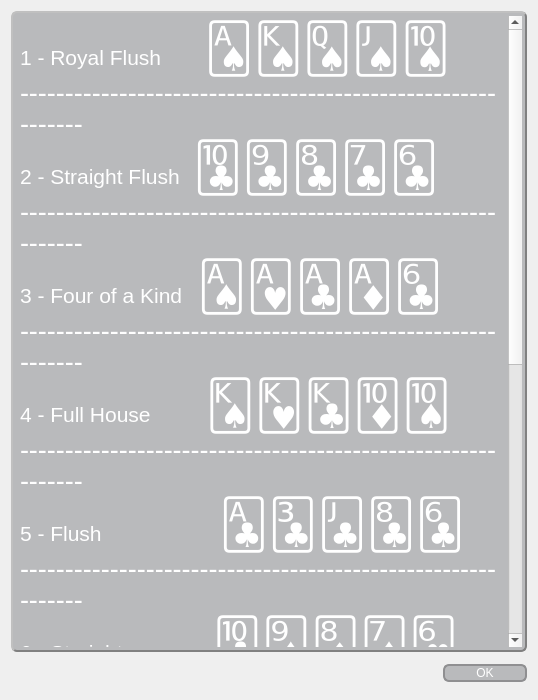
The window that Mainnet-Dero-FiveCardDraw/handranks.ui (SixofClubsss/Dero-Poker-Table) describes before a commit, drawn with Qt 5.
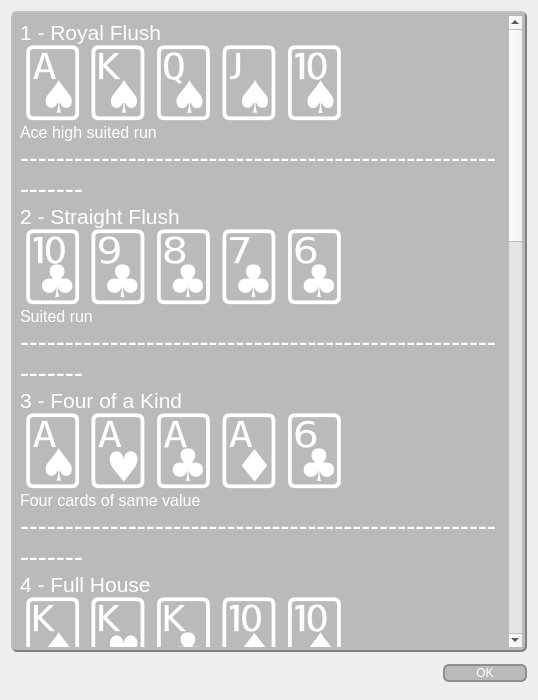
The same window after the commit. Icons and pictures are not drawn.

The edit to the form file:
```diff
--- a/Mainnet-Dero-FiveCardDraw/handranks.ui
+++ b/Mainnet-Dero-FiveCardDraw/handranks.ui
@@ -37,7 +37,7 @@
 
 QPushButton:enabled{
 	color: rgb(255, 255, 255);
-	background-color: rgb(85, 88, 93, 90);
+	background-color: rgba(85, 88, 93, 90);
     border: 2px solid #8f8f91;
     border-radius: 6px;
     min-width: 80px;
@@ -53,9 +53,9 @@
 
 QPushButton:!enabled{
     border: 2px solid;
-	border-color: rgb(143, 143, 145, 90);
+	border-color: rgba(143, 143, 145, 90);
     border-radius: 6px;
-	color: rgb(0, 0, 0, 0);
+	color: rgba(0, 0, 0, 0);
     border-radius: 6px;
     min-width: 80px;
 }</string>
@@ -73,7 +73,7 @@
     border-width: 2px;
     border-radius: 6px;
     padding: 3px;
-    background-color: rgb(85, 88, 93, 90);
+    background-color: rgba(85, 88, 93, 90);
     color: rgb(255, 255, 255);
 }
 </string>
@@ -83,25 +83,45 @@
 &lt;html&gt;&lt;head&gt;&lt;meta name=&quot;qrichtext&quot; content=&quot;1&quot; /&gt;&lt;style type=&quot;text/css&quot;&gt;
 p, li { white-space: pre-wrap; }
 &lt;/style&gt;&lt;/head&gt;&lt;body style=&quot; font-family:'Ubuntu'; font-size:10pt; font-weight:400; font-style:normal;&quot;&gt;
-&lt;p style=&quot; margin-top:0px; margin-bottom:0px; margin-left:0px; margin-right:0px; -qt-block-indent:0; text-indent:0px;&quot;&gt;&lt;span style=&quot; font-size:16pt;&quot;&gt;1 - Royal Flush &lt;/span&gt;&lt;span style=&quot; font-size:20pt;&quot;&gt;     &lt;/span&gt;&lt;span style=&quot; font-size:36pt;&quot;&gt;🂡🂮🂭🂫🂪 &lt;/span&gt;&lt;/p&gt;
+&lt;p style=&quot; margin-top:0px; margin-bottom:0px; margin-left:0px; margin-right:0px; -qt-block-indent:0; text-indent:0px;&quot;&gt;&lt;span style=&quot; font-size:16pt;&quot;&gt;1 - Royal Flush&lt;/span&gt;&lt;/p&gt;
+&lt;p style=&quot; margin-top:0px; margin-bottom:0px; margin-left:0px; margin-right:0px; -qt-block-indent:0; text-indent:0px;&quot;&gt;&lt;span style=&quot; font-size:48pt;&quot;&gt;🂡🂮🂭🂫🂪&lt;/span&gt;&lt;/p&gt;
+&lt;p style=&quot; margin-top:0px; margin-bottom:0px; margin-left:0px; margin-right:0px; -qt-block-indent:0; text-indent:0px;&quot;&gt;&lt;span style=&quot; font-size:12pt;&quot;&gt;Ace high suited run&lt;/span&gt;&lt;/p&gt;
 &lt;p style=&quot; margin-top:0px; margin-bottom:0px; margin-left:0px; margin-right:0px; -qt-block-indent:0; text-indent:0px;&quot;&gt;&lt;span style=&quot; font-size:20pt;&quot;&gt;------------------------------------------------------------&lt;/span&gt;&lt;/p&gt;
-&lt;p style=&quot; margin-top:0px; margin-bottom:0px; margin-left:0px; margin-right:0px; -qt-block-indent:0; text-indent:0px;&quot;&gt;&lt;span style=&quot; font-size:16pt;&quot;&gt;2 - Straight Flush &lt;/span&gt;&lt;span style=&quot; font-size:20pt;&quot;&gt; &lt;/span&gt;&lt;span style=&quot; font-size:36pt;&quot;&gt;🃚🃙🃘🃗🃖&lt;/span&gt;&lt;/p&gt;
+&lt;p style=&quot; margin-top:0px; margin-bottom:0px; margin-left:0px; margin-right:0px; -qt-block-indent:0; text-indent:0px;&quot;&gt;&lt;span style=&quot; font-size:16pt;&quot;&gt;2 - Straight Flush&lt;/span&gt;&lt;/p&gt;
+&lt;p style=&quot; margin-top:0px; margin-bottom:0px; margin-left:0px; margin-right:0px; -qt-block-indent:0; text-indent:0px;&quot;&gt;&lt;span style=&quot; font-size:48pt;&quot;&gt;🃚🃙🃘🃗🃖&lt;/span&gt;&lt;/p&gt;
+&lt;p style=&quot; margin-top:0px; margin-bottom:0px; margin-left:0px; margin-right:0px; -qt-block-indent:0; text-indent:0px;&quot;&gt;&lt;span style=&quot; font-size:12pt;&quot;&gt;Suited run&lt;/span&gt;&lt;/p&gt;
 &lt;p style=&quot; margin-top:0px; margin-bottom:0px; margin-left:0px; margin-right:0px; -qt-block-indent:0; text-indent:0px;&quot;&gt;&lt;span style=&quot; font-size:20pt;&quot;&gt;------------------------------------------------------------&lt;/span&gt;&lt;/p&gt;
-&lt;p style=&quot; margin-top:0px; margin-bottom:0px; margin-left:0px; margin-right:0px; -qt-block-indent:0; text-indent:0px;&quot;&gt;&lt;span style=&quot; font-size:16pt;&quot;&gt;3 - Four of a Kind&lt;/span&gt;&lt;span style=&quot; font-size:20pt;&quot;&gt;  &lt;/span&gt;&lt;span style=&quot; font-size:36pt;&quot;&gt;🂡🂱🃑🃁🃖&lt;/span&gt;&lt;/p&gt;
+&lt;p style=&quot; margin-top:0px; margin-bottom:0px; margin-left:0px; margin-right:0px; -qt-block-indent:0; text-indent:0px;&quot;&gt;&lt;span style=&quot; font-size:16pt;&quot;&gt;3 - Four of a Kind&lt;/span&gt;&lt;/p&gt;
+&lt;p style=&quot; margin-top:0px; margin-bottom:0px; margin-left:0px; margin-right:0px; -qt-block-indent:0; text-indent:0px;&quot;&gt;&lt;span style=&quot; font-size:48pt;&quot;&gt;🂡🂱🃑🃁🃖&lt;/span&gt;&lt;/p&gt;
+&lt;p style=&quot; margin-top:0px; margin-bottom:0px; margin-left:0px; margin-right:0px; -qt-block-indent:0; text-indent:0px;&quot;&gt;&lt;span style=&quot; font-size:12pt;&quot;&gt;Four cards of same value&lt;/span&gt;&lt;/p&gt;
 &lt;p style=&quot; margin-top:0px; margin-bottom:0px; margin-left:0px; margin-right:0px; -qt-block-indent:0; text-indent:0px;&quot;&gt;&lt;span style=&quot; font-size:20pt;&quot;&gt;------------------------------------------------------------&lt;/span&gt;&lt;/p&gt;
-&lt;p style=&quot; margin-top:0px; margin-bottom:0px; margin-left:0px; margin-right:0px; -qt-block-indent:0; text-indent:0px;&quot;&gt;&lt;span style=&quot; font-size:16pt;&quot;&gt;4 - Full House   &lt;/span&gt;&lt;span style=&quot; font-size:20pt;&quot;&gt;     &lt;/span&gt;&lt;span style=&quot; font-size:36pt;&quot;&gt;🂮🂾🃞🃊🂪&lt;/span&gt;&lt;/p&gt;
+&lt;p style=&quot; margin-top:0px; margin-bottom:0px; margin-left:0px; margin-right:0px; -qt-block-indent:0; text-indent:0px;&quot;&gt;&lt;span style=&quot; font-size:16pt;&quot;&gt;4 - Full House &lt;/span&gt;&lt;/p&gt;
+&lt;p style=&quot; margin-top:0px; margin-bottom:0px; margin-left:0px; margin-right:0px; -qt-block-indent:0; text-indent:0px;&quot;&gt;&lt;span style=&quot; font-size:48pt;&quot;&gt;🂮🂾🃞🃊🂪&lt;/span&gt;&lt;/p&gt;
+&lt;p style=&quot; margin-top:0px; margin-bottom:0px; margin-left:0px; margin-right:0px; -qt-block-indent:0; text-indent:0px;&quot;&gt;&lt;span style=&quot; font-size:12pt;&quot;&gt;Three cards of same value and a pair&lt;/span&gt;&lt;/p&gt;
 &lt;p style=&quot; margin-top:0px; margin-bottom:0px; margin-left:0px; margin-right:0px; -qt-block-indent:0; text-indent:0px;&quot;&gt;&lt;span style=&quot; font-size:20pt;&quot;&gt;------------------------------------------------------------&lt;/span&gt;&lt;/p&gt;
-&lt;p style=&quot; margin-top:0px; margin-bottom:0px; margin-left:0px; margin-right:0px; -qt-block-indent:0; text-indent:0px;&quot;&gt;&lt;span style=&quot; font-size:16pt;&quot;&gt;5 - Flush      &lt;/span&gt;&lt;span style=&quot; font-size:20pt;&quot;&gt;           &lt;/span&gt;&lt;span style=&quot; font-size:36pt;&quot;&gt;🃑🃓🃛🃘🃖&lt;/span&gt;&lt;/p&gt;
+&lt;p style=&quot; margin-top:0px; margin-bottom:0px; margin-left:0px; margin-right:0px; -qt-block-indent:0; text-indent:0px;&quot;&gt;&lt;span style=&quot; font-size:16pt;&quot;&gt;5 - Flush &lt;/span&gt;&lt;/p&gt;
+&lt;p style=&quot; margin-top:0px; margin-bottom:0px; margin-left:0px; margin-right:0px; -qt-block-indent:0; text-indent:0px;&quot;&gt;&lt;span style=&quot; font-size:48pt;&quot;&gt;🃑🃓🃛🃘🃖&lt;/span&gt;&lt;/p&gt;
+&lt;p style=&quot; margin-top:0px; margin-bottom:0px; margin-left:0px; margin-right:0px; -qt-block-indent:0; text-indent:0px;&quot;&gt;&lt;span style=&quot; font-size:12pt;&quot;&gt;All cards of same suit&lt;/span&gt;&lt;/p&gt;
 &lt;p style=&quot; margin-top:0px; margin-bottom:0px; margin-left:0px; margin-right:0px; -qt-block-indent:0; text-indent:0px;&quot;&gt;&lt;span style=&quot; font-size:20pt;&quot;&gt;------------------------------------------------------------&lt;/span&gt;&lt;/p&gt;
-&lt;p style=&quot; margin-top:0px; margin-bottom:0px; margin-left:0px; margin-right:0px; -qt-block-indent:0; text-indent:0px;&quot;&gt;&lt;span style=&quot; font-size:16pt;&quot;&gt;6 - Straight         &lt;/span&gt;&lt;span style=&quot; font-size:20pt;&quot;&gt;     &lt;/span&gt;&lt;span style=&quot; font-size:36pt;&quot;&gt;🃚🂩🃈🂧🂶&lt;/span&gt;&lt;/p&gt;
+&lt;p style=&quot; margin-top:0px; margin-bottom:0px; margin-left:0px; margin-right:0px; -qt-block-indent:0; text-indent:0px;&quot;&gt;&lt;span style=&quot; font-size:16pt;&quot;&gt;6 - Straight&lt;/span&gt;&lt;span style=&quot; font-size:20pt;&quot;&gt;    &lt;/span&gt;&lt;/p&gt;
+&lt;p style=&quot; margin-top:0px; margin-bottom:0px; margin-left:0px; margin-right:0px; -qt-block-indent:0; text-indent:0px;&quot;&gt;&lt;span style=&quot; font-size:48pt;&quot;&gt;🃚🂩🃈🂧🂶&lt;/span&gt;&lt;/p&gt;
+&lt;p style=&quot; margin-top:0px; margin-bottom:0px; margin-left:0px; margin-right:0px; -qt-block-indent:0; text-indent:0px;&quot;&gt;&lt;span style=&quot; font-size:12pt;&quot;&gt;Run with different suit&lt;/span&gt;&lt;/p&gt;
 &lt;p style=&quot; margin-top:0px; margin-bottom:0px; margin-left:0px; margin-right:0px; -qt-block-indent:0; text-indent:0px;&quot;&gt;&lt;span style=&quot; font-size:20pt;&quot;&gt;------------------------------------------------------------&lt;/span&gt;&lt;/p&gt;
-&lt;p style=&quot; margin-top:0px; margin-bottom:0px; margin-left:0px; margin-right:0px; -qt-block-indent:0; text-indent:0px;&quot;&gt;&lt;span style=&quot; font-size:16pt;&quot;&gt;7 - Three of a Kind &lt;/span&gt;&lt;span style=&quot; font-size:36pt;&quot;&gt;🂽🂭🃍🂧🂸&lt;/span&gt;&lt;/p&gt;
+&lt;p style=&quot; margin-top:0px; margin-bottom:0px; margin-left:0px; margin-right:0px; -qt-block-indent:0; text-indent:0px;&quot;&gt;&lt;span style=&quot; font-size:16pt;&quot;&gt;7 - Three of a Kind&lt;/span&gt;&lt;/p&gt;
+&lt;p style=&quot; margin-top:0px; margin-bottom:0px; margin-left:0px; margin-right:0px; -qt-block-indent:0; text-indent:0px;&quot;&gt;&lt;span style=&quot; font-size:48pt;&quot;&gt;🂽🂭🃍🂧🂸&lt;/span&gt;&lt;/p&gt;
+&lt;p style=&quot; margin-top:0px; margin-bottom:0px; margin-left:0px; margin-right:0px; -qt-block-indent:0; text-indent:0px;&quot;&gt;&lt;span style=&quot; font-size:12pt;&quot;&gt;Three cards of same value&lt;/span&gt;&lt;/p&gt;
 &lt;p style=&quot; margin-top:0px; margin-bottom:0px; margin-left:0px; margin-right:0px; -qt-block-indent:0; text-indent:0px;&quot;&gt;&lt;span style=&quot; font-size:20pt;&quot;&gt;------------------------------------------------------------&lt;/span&gt;&lt;/p&gt;
-&lt;p style=&quot; margin-top:0px; margin-bottom:0px; margin-left:0px; margin-right:0px; -qt-block-indent:0; text-indent:0px;&quot;&gt;&lt;span style=&quot; font-size:16pt;&quot;&gt;8 - Two Pair    &lt;/span&gt;&lt;span style=&quot; font-size:20pt;&quot;&gt;        &lt;/span&gt;&lt;span style=&quot; font-size:36pt;&quot;&gt;🂫🂻🂶🃖🂥&lt;/span&gt;&lt;/p&gt;
+&lt;p style=&quot; margin-top:0px; margin-bottom:0px; margin-left:0px; margin-right:0px; -qt-block-indent:0; text-indent:0px;&quot;&gt;&lt;span style=&quot; font-size:16pt;&quot;&gt;8 - Two Pair &lt;/span&gt;&lt;/p&gt;
+&lt;p style=&quot; margin-top:0px; margin-bottom:0px; margin-left:0px; margin-right:0px; -qt-block-indent:0; text-indent:0px;&quot;&gt;&lt;span style=&quot; font-size:48pt;&quot;&gt;🂫🂻🂶🃖🂥&lt;/span&gt;&lt;/p&gt;
+&lt;p style=&quot; margin-top:0px; margin-bottom:0px; margin-left:0px; margin-right:0px; -qt-block-indent:0; text-indent:0px;&quot;&gt;&lt;span style=&quot; font-size:12pt;&quot;&gt;Any combination of two pairs&lt;/span&gt;&lt;/p&gt;
 &lt;p style=&quot; margin-top:0px; margin-bottom:0px; margin-left:0px; margin-right:0px; -qt-block-indent:0; text-indent:0px;&quot;&gt;&lt;span style=&quot; font-size:20pt;&quot;&gt;------------------------------------------------------------&lt;/span&gt;&lt;/p&gt;
-&lt;p style=&quot; margin-top:0px; margin-bottom:0px; margin-left:0px; margin-right:0px; -qt-block-indent:0; text-indent:0px;&quot;&gt;&lt;span style=&quot; font-size:16pt;&quot;&gt;9 - Pair  &lt;/span&gt;&lt;span style=&quot; font-size:20pt;&quot;&gt;             &lt;/span&gt;&lt;span style=&quot; font-size:36pt;&quot;&gt;  🂱🂡🃘🂶🃊&lt;/span&gt;&lt;/p&gt;
+&lt;p style=&quot; margin-top:0px; margin-bottom:0px; margin-left:0px; margin-right:0px; -qt-block-indent:0; text-indent:0px;&quot;&gt;&lt;span style=&quot; font-size:16pt;&quot;&gt;9 - Pair&lt;/span&gt;&lt;/p&gt;
+&lt;p style=&quot; margin-top:0px; margin-bottom:0px; margin-left:0px; margin-right:0px; -qt-block-indent:0; text-indent:0px;&quot;&gt;&lt;span style=&quot; font-size:48pt;&quot;&gt;🂱🂡🃘🂶🃊&lt;/span&gt;&lt;/p&gt;
+&lt;p style=&quot; margin-top:0px; margin-bottom:0px; margin-left:0px; margin-right:0px; -qt-block-indent:0; text-indent:0px;&quot;&gt;&lt;span style=&quot; font-size:12pt;&quot;&gt;Any pair&lt;/span&gt;&lt;/p&gt;
 &lt;p style=&quot; margin-top:0px; margin-bottom:0px; margin-left:0px; margin-right:0px; -qt-block-indent:0; text-indent:0px;&quot;&gt;&lt;span style=&quot; font-size:20pt;&quot;&gt;------------------------------------------------------------&lt;/span&gt;&lt;/p&gt;
-&lt;p style=&quot; margin-top:0px; margin-bottom:0px; margin-left:0px; margin-right:0px; -qt-block-indent:0; text-indent:0px;&quot;&gt;&lt;span style=&quot; font-size:16pt;&quot;&gt;10 - High Card   &lt;/span&gt;&lt;span style=&quot; font-size:20pt;&quot;&gt;     &lt;/span&gt;&lt;span style=&quot; font-size:36pt;&quot;&gt;🂡🃛🂴🂲🃗&lt;/span&gt;&lt;/p&gt;&lt;/body&gt;&lt;/html&gt;</string>
+&lt;p style=&quot; margin-top:0px; margin-bottom:0px; margin-left:0px; margin-right:0px; -qt-block-indent:0; text-indent:0px;&quot;&gt;&lt;span style=&quot; font-size:16pt;&quot;&gt;10 - High Card   &lt;/span&gt;&lt;span style=&quot; font-size:20pt;&quot;&gt;     &lt;/span&gt;&lt;/p&gt;
+&lt;p style=&quot; margin-top:0px; margin-bottom:0px; margin-left:0px; margin-right:0px; -qt-block-indent:0; text-indent:0px;&quot;&gt;&lt;span style=&quot; font-size:48pt;&quot;&gt;🂡🃛🂴🂲🃗&lt;/span&gt;&lt;/p&gt;
+&lt;p style=&quot; margin-top:0px; margin-bottom:0px; margin-left:0px; margin-right:0px; -qt-block-indent:0; text-indent:0px;&quot;&gt;&lt;span style=&quot; font-size:12pt;&quot;&gt;Lowest poker hand rank, winner determined by higest card&lt;/span&gt;&lt;/p&gt;&lt;/body&gt;&lt;/html&gt;</string>
      </property>
     </widget>
    </item>
```
Left out of the diff: 2 changed lines with no effect on the pictures.
